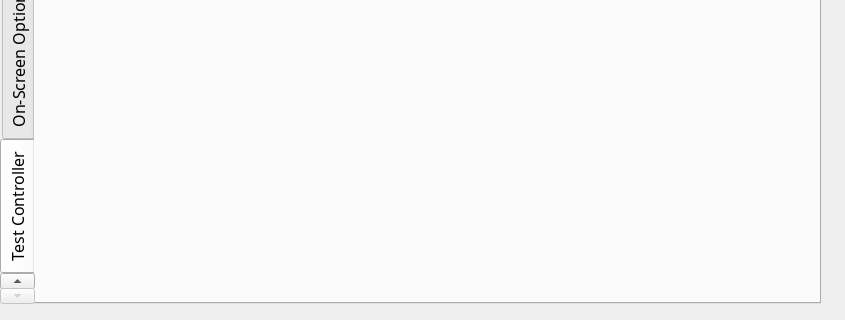
This is UniversalGamingApp/mainwindow.ui in wicked-rose/UniversalGaming as Qt 5 draws it before an edit; both pictures show x 0 to 845 and y 157 to 477 of the 845 by 477 pixel window. The edited form follows.
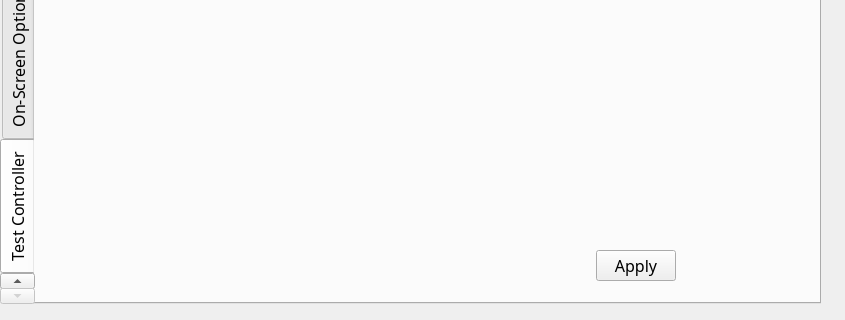
This is the edited form. Icons and pictures are not drawn. Custom widgets are drawn as their Qt base class.

```diff
--- a/UniversalGamingApp/mainwindow.ui
+++ b/UniversalGamingApp/mainwindow.ui
@@ -78,13 +78,45 @@
      <attribute name="title">
       <string>Test Controller</string>
      </attribute>
+     <widget class="QWidget" name="layoutWidget">
+      <property name="geometry">
+       <rect>
+        <x>20</x>
+        <y>390</y>
+        <width>621</width>
+        <height>61</height>
+       </rect>
+      </property>
+      <layout class="QHBoxLayout" name="horizontalLayout_3">
+       <item>
+        <spacer name="horizontalSpacer">
+         <property name="orientation">
+          <enum>Qt::Horizontal</enum>
+         </property>
+         <property name="sizeHint" stdset="0">
+          <size>
+           <width>96</width>
+           <height>20</height>
+          </size>
+         </property>
+        </spacer>
+       </item>
+       <item>
+        <widget class="QPushButton" name="applyButton">
+         <property name="text">
+          <string>Apply</string>
+         </property>
+        </widget>
+       </item>
+      </layout>
+     </widget>
      <widget class="SettingsWidget" name="widget" native="true">
       <property name="geometry">
        <rect>
         <x>10</x>
         <y>10</y>
-        <width>621</width>
-        <height>391</height>
+        <width>761</width>
+        <height>341</height>
        </rect>
       </property>
       <property name="autoFillBackground">
```
Left out of the diff: 12 changed lines with no effect on the pictures.
